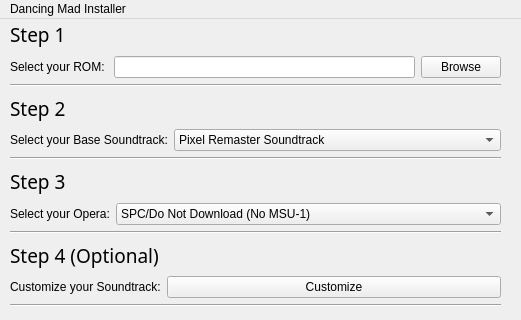
Dizzy611/DancingMadFF6, file installer/dminst.ui: the form before one commit; both pictures show x 0 to 521 and y 0 to 320 of the 521 by 605 pixel window.
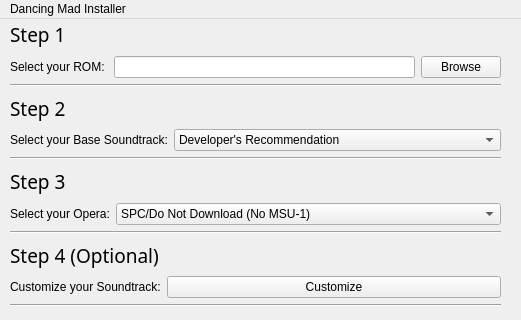
The form after the commit.

The edit to the form file:
```diff
--- a/installer/dminst.ui
+++ b/installer/dminst.ui
@@ -108,10 +108,10 @@
           <bool>false</bool>
          </property>
          <property name="currentText">
-          <string>Pixel Remaster Soundtrack</string>
+          <string>Developer's Recommendation</string>
          </property>
          <property name="currentIndex">
-          <number>1</number>
+          <number>0</number>
          </property>
          <property name="placeholderText">
           <string/>
```
Left out of the diff: 5 changed lines with no effect on the pictures.
